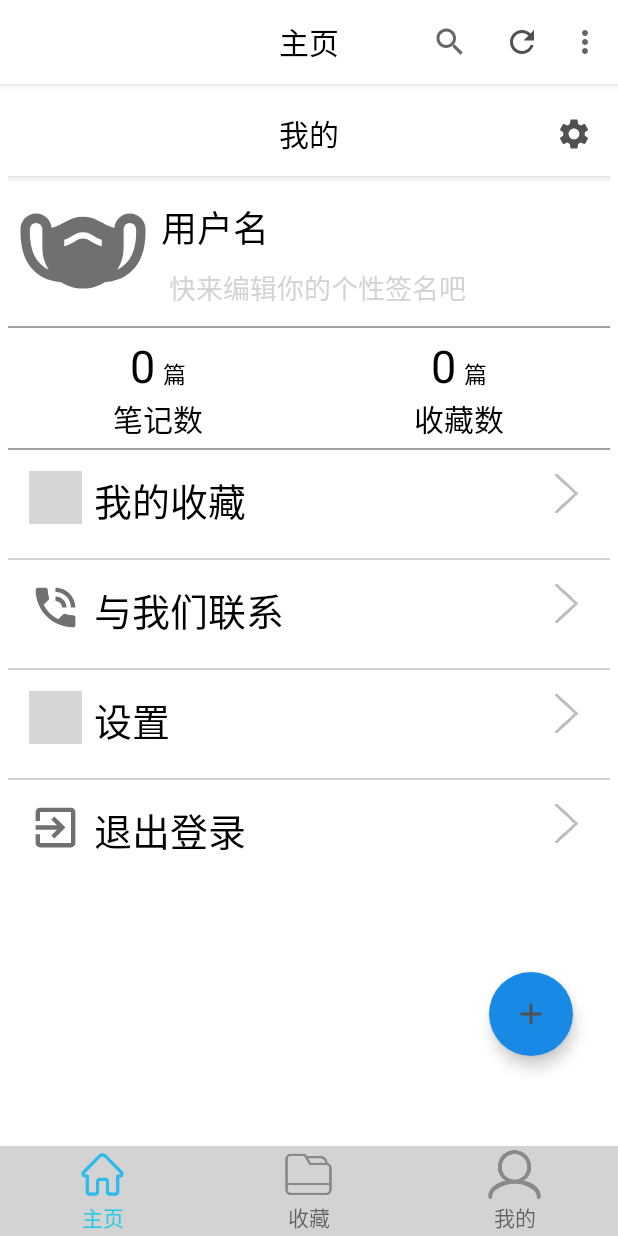
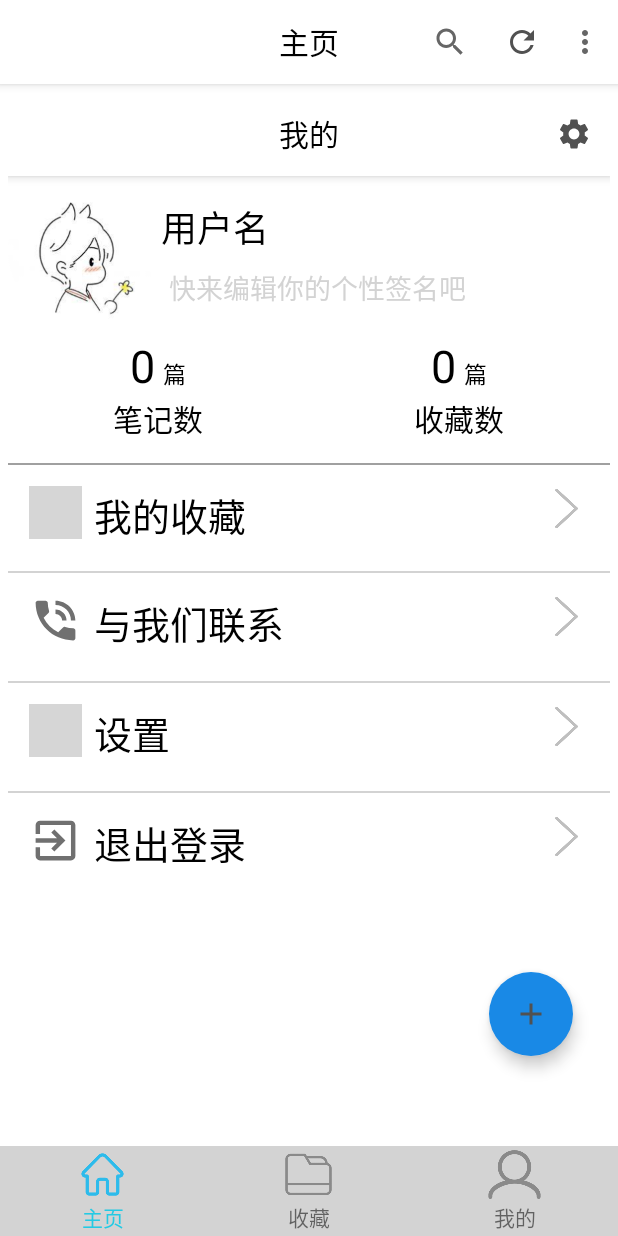
Before and after one commit to caibucai22/note-, an Android app: the fragment my_Fragment placed in its activity, on a phone screen of 412 x 824 dp. Run offline under Robolectric (Android 15) with nearby library versions, the phone set to English and light mode, and no system bars; libraries missing offline, so code that uses them is left out: cn.bmob.v3, com.scwang.smart; plain views replace ClassicsHeader, SmartRefreshLayout; 5 statements that could not run were skipped; grey boxes are pictures that could not be loaded.

Commit message:
小修改

```diff
--- a/app/src/main/AndroidManifest.xml
+++ b/app/src/main/AndroidManifest.xml
@@ -16,7 +16,7 @@
 
     <application
         android:allowBackup="true"
-        android:icon="@mipmap/ic_launcher"
+        android:icon="@drawable/app"
         android:label="@string/app_name"
         android:roundIcon="@mipmap/ic_launcher_round"
         android:supportsRtl="true"
--- a/app/src/main/java/cn/henu/cs/note/activity/UpdatePwdActivity.java
+++ b/app/src/main/java/cn/henu/cs/note/activity/UpdatePwdActivity.java
@@ -63,6 +63,9 @@ public class UpdatePwdActivity extends AppCompatActivity {
         //传给imagview进行显示
         header.setImageBitmap(bm);
 
+        userName = findViewById(R.id.username_update);
+        userName.setText(BmobUser.getCurrentUser(User.class).getUsername());
+
         //更改密码
         oldPwd = findViewById(R.id.oldPwd);
         newPwd = findViewById(R.id.newPwd);
--- a/app/src/main/java/cn/henu/cs/note/fragment/my_Fragment.java
+++ b/app/src/main/java/cn/henu/cs/note/fragment/my_Fragment.java
@@ -1,12 +1,16 @@
 package cn.henu.cs.note.fragment;
 
+import android.annotation.SuppressLint;
 import android.app.AlertDialog;
 import android.app.Dialog;
 import android.content.Context;
 import android.content.DialogInterface;
 import android.content.Intent;
 import android.content.SharedPreferences;
+import android.content.res.Resources;
 import android.database.sqlite.SQLiteDatabase;
+import android.graphics.Bitmap;
+import android.graphics.drawable.BitmapDrawable;
 import android.os.Bundle;
 
 import androidx.appcompat.widget.Toolbar;
@@ -20,11 +24,14 @@ import android.view.MenuItem;
 import android.view.View;
 import android.view.ViewGroup;
 import android.widget.EditText;
+import android.widget.ImageView;
 import android.widget.LinearLayout;
 import android.widget.ListView;
 import android.widget.RelativeLayout;
 import android.widget.TextView;
 import android.widget.Toast;
+
+import java.io.InputStream;
 
 import cn.bmob.v3.BmobUser;
 import cn.henu.cs.note.R;
@@ -37,12 +44,15 @@ import cn.henu.cs.note.entity.User;
 import cn.henu.cs.note.utils.CRUD;
 import cn.henu.cs.note.utils.NoteDataBase;
 
+import static cn.henu.cs.note.utils.GraphProcess.toRoundBitmap;
+
 public class my_Fragment extends Fragment implements View.OnClickListener {
 
     private RelativeLayout listView1, listView3, listView4;
     private LinearLayout toHomeFragment, toMyLoveFragment;
     private long favoritesNum = 0;
     private long allNotesNum = 0;
+    private ImageView header_my;
     private TextView sumPieces, storePieces, remainNum;
     private TextView userName;
     private EditText mySignature;
@@ -83,6 +93,16 @@ public class my_Fragment extends Fragment implements View.OnClickListener {
                 return false;
             }
         });
+
+        header_my = v.findViewById(R.id.header_my);
+        Resources r = this.getResources();
+        @SuppressLint("ResourceType") InputStream is = r.openRawResource(R.drawable.header);
+        BitmapDrawable bmpDraw = new BitmapDrawable(is);
+        Bitmap bmp = bmpDraw.getBitmap();
+        // 将图片转换成圆形图片
+        Bitmap bm = toRoundBitmap(bmp);
+        //传给imagview进行显示
+        header_my.setImageBitmap(bm);
 
         sumPieces = v.findViewById(R.id.my_fragment_pieces);
         storePieces = v.findViewById(R.id.my_fragment_storePieces);
--- a/app/src/main/java/cn/henu/cs/note/utils/GraphProcess.java
+++ b/app/src/main/java/cn/henu/cs/note/utils/GraphProcess.java
@@ -17,9 +17,9 @@ public class GraphProcess {
         int r = 0;
         //取最短边做边长
         if(width > height) {
-            r = height;
+            r = height-2;
         } else {
-            r = width;
+            r = width-2;
         }
         //构建一个bitmap
         Bitmap backgroundBmp = Bitmap.createBitmap(width,
--- a/app/src/main/res/layout/activity_update_pwd.xml
+++ b/app/src/main/res/layout/activity_update_pwd.xml
@@ -22,7 +22,7 @@
             android:layout_gravity="center_horizontal"/>
 
         <TextView
-            android:id="@+id/username"
+            android:id="@+id/username_update"
             android:layout_width="wrap_content"
             android:layout_height="wrap_content"
             android:layout_marginTop="10sp"
--- a/app/src/main/res/layout/fragment_my.xml
+++ b/app/src/main/res/layout/fragment_my.xml
@@ -40,9 +40,10 @@
 
             <ImageView
                 android:id="@+id/header_my"
-                android:layout_width="wrap_content"
-                android:layout_height="wrap_content"
-                android:src="@drawable/ic_baseline_masks_24"/>
+                android:layout_width="100sp"
+                android:layout_height="100sp"
+                android:src="@drawable/header"
+                />
             <LinearLayout
                 android:layout_width="match_parent"
                 android:layout_height="wrap_content"
@@ -84,17 +85,13 @@
                 android:textColor="@color/greyC"
                 android:textSize="10dp" />
         </LinearLayout>
-        <View
-            android:layout_width="match_parent"
-            android:layout_height="1dp"
-            android:background="@color/text_gray" />
-
 
         <LinearLayout
             android:layout_width="match_parent"
             android:layout_height="80dp"
             android:gravity="center_vertical"
-            android:orientation="horizontal">
+            android:orientation="horizontal"
+            android:layout_marginTop="1sp">
 
             <LinearLayout
                 android:layout_width="wrap_content"
@@ -174,6 +171,7 @@
         </LinearLayout>
 
         <View
+            android:layout_marginTop="10sp"
             android:layout_width="match_parent"
             android:layout_height="1dp"
             android:background="@color/text_gray" />
@@ -223,7 +221,7 @@
                 android:layout_width="wrap_content"
                 android:layout_height="1dp"
                 android:background="@color/grey"
-                android:layout_marginTop="5sp"/>
+                android:layout_marginTop="4sp"/>
 
             <RelativeLayout
                 android:id="@+id/listView2"
```
Also changed, not shown: app/src/main/res/drawable/header2.jpg (added).
